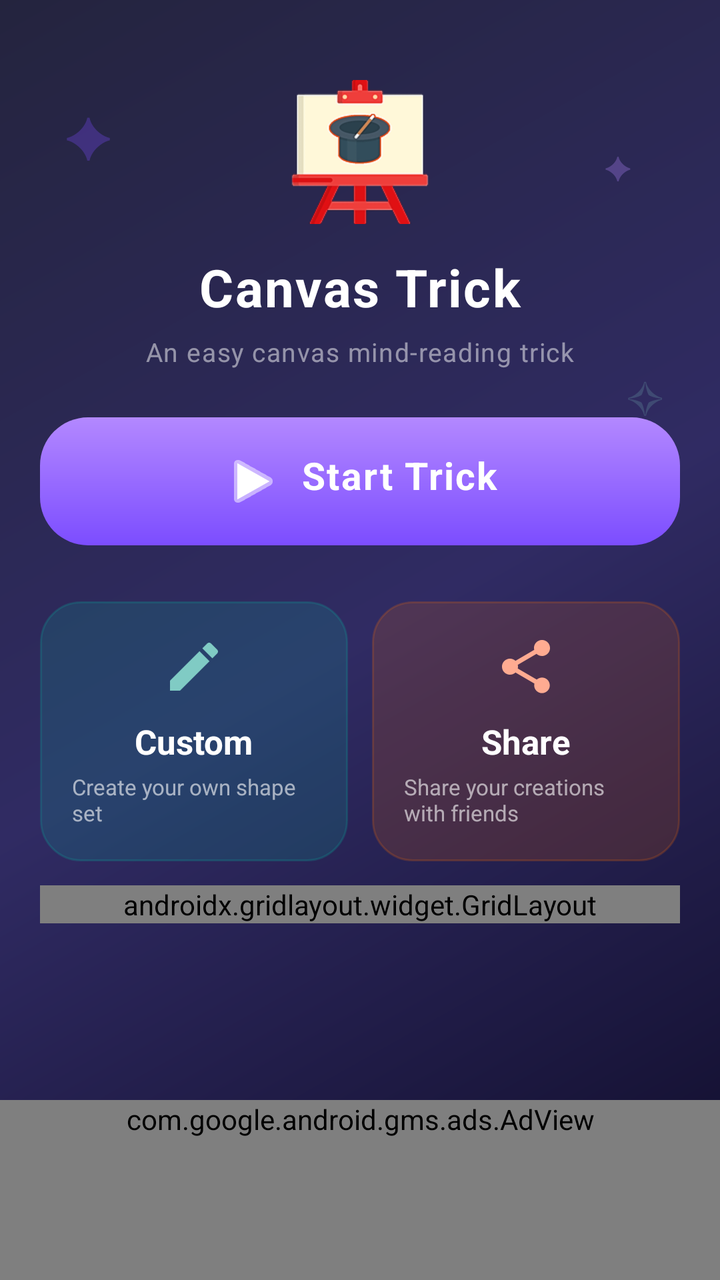
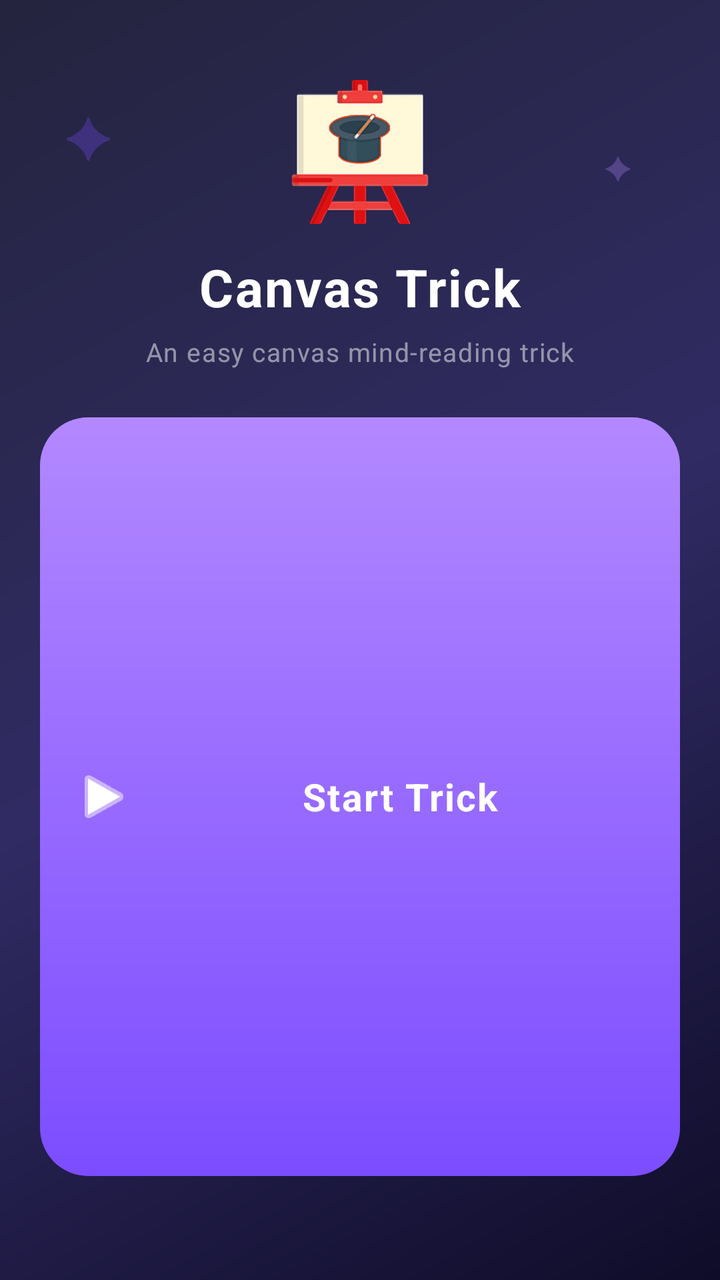

Screens rendered from an Android XML layout before and after an edit, with the pre-edit source and the edit as a unified diff.
<!-- AndroidManifest.xml: application theme AppTheme -->
<!-- res/layout/activity_menu.xml -->
<?xml version="1.0" encoding="utf-8"?>
<androidx.constraintlayout.widget.ConstraintLayout
    xmlns:android="http://schemas.android.com/apk/res/android"
    xmlns:app="http://schemas.android.com/apk/res-auto"
    android:layout_width="match_parent"
    android:layout_height="match_parent"
    android:fitsSystemWindows="true">

    
    <View
        android:id="@+id/background_gradient"
        android:layout_width="match_parent"
        android:layout_height="match_parent"
        android:background="@drawable/background_gradient"/>

    <androidx.core.widget.NestedScrollView
        android:id="@+id/scroll_view"
        android:layout_width="match_parent"
        android:layout_height="0dp"
        android:fillViewport="true"
        android:clipToPadding="false"
        app:layout_constraintTop_toTopOf="parent"
        app:layout_constraintBottom_toTopOf="@id/adView">

        <LinearLayout
            android:orientation="vertical"
            android:layout_width="match_parent"
            android:layout_height="wrap_content"
            android:gravity="center_horizontal"
            android:paddingHorizontal="20dp"
            android:paddingBottom="24dp">

            
            <FrameLayout
                android:id="@+id/hero_section"
                android:layout_width="match_parent"
                android:layout_height="wrap_content"
                android:paddingTop="40dp"
                android:paddingBottom="28dp">

                
                <TextView
                    android:id="@+id/sparkle1"
                    android:layout_width="wrap_content"
                    android:layout_height="wrap_content"
                    android:text="✦"
                    android:textColor="#4D7C4DFF"
                    android:textSize="28sp"
                    android:layout_gravity="start|top"
                    android:layout_marginStart="12dp"
                    android:layout_marginTop="8dp" />

                <TextView
                    android:id="@+id/sparkle2"
                    android:layout_width="wrap_content"
                    android:layout_height="wrap_content"
                    android:text="✦"
                    android:textColor="#4DB388FF"
                    android:textSize="16sp"
                    android:layout_gravity="end|top"
                    android:layout_marginEnd="24dp"
                    android:layout_marginTop="32dp" />

                <TextView
                    android:id="@+id/sparkle3"
                    android:layout_width="wrap_content"
                    android:layout_height="wrap_content"
                    android:text="✧"
                    android:textColor="#3380CBC4"
                    android:textSize="22sp"
                    android:layout_gravity="end|bottom"
                    android:layout_marginEnd="8dp"
                    android:layout_marginBottom="60dp" />

                <LinearLayout
                    android:orientation="vertical"
                    android:gravity="center_horizontal"
                    android:layout_width="match_parent"
                    android:layout_height="wrap_content"
                    android:layout_gravity="center">

                    
                    <ImageView
                        android:layout_width="72dp"
                        android:layout_height="72dp"
                        android:src="@mipmap/ic_launcher"
                        android:contentDescription="@string/app_name" />

                    
                    <TextView
                        android:layout_width="wrap_content"
                        android:layout_height="wrap_content"
                        android:layout_marginTop="14dp"
                        android:text="@string/app_name"
                        android:textColor="@android:color/white"
                        android:textSize="26sp"
                        android:textStyle="bold"
                        android:letterSpacing="0.03" />

                    <TextView
                        android:id="@+id/tv_subtitle"
                        android:layout_width="wrap_content"
                        android:layout_height="wrap_content"
                        android:layout_marginTop="6dp"
                        android:text="@string/menu_subtitle"
                        android:textColor="#80FFFFFF"
                        android:textSize="13sp"
                        android:letterSpacing="0.04" />

                    
                    <FrameLayout
                        android:id="@+id/btn_start"
                        android:layout_width="match_parent"
                        android:layout_height="64dp"
                        android:layout_marginTop="24dp"
                        android:clickable="true"
                        android:focusable="true"
                        android:foreground="?attr/selectableItemBackground">

                        <View
                            android:layout_width="match_parent"
                            android:layout_height="match_parent"
                            android:background="@drawable/btn_hero_bg" />

                        <TextView
                            android:id="@+id/tv_start_label"
                            android:layout_width="wrap_content"
                            android:layout_height="wrap_content"
                            android:layout_gravity="center"
                            android:text="@string/start_trick"
                            android:textColor="@android:color/white"
                            android:textSize="19sp"
                            android:textStyle="bold"
                            android:letterSpacing="0.04"
                            android:drawableStart="@android:drawable/ic_media_play"
                            android:drawablePadding="8dp"
                            android:drawableTint="@android:color/white" />
                    </FrameLayout>

                </LinearLayout>
            </FrameLayout>

            
            <LinearLayout
                android:id="@+id/primary_actions"
                android:orientation="horizontal"
                android:layout_width="match_parent"
                android:layout_height="wrap_content"
                android:baselineAligned="false">

                
                <FrameLayout
                    android:id="@+id/btn_channel"
                    android:layout_width="0dp"
                    android:layout_height="130dp"
                    android:layout_weight="1"
                    android:layout_marginEnd="6dp"
                    android:clickable="true"
                    android:focusable="true"
                    android:foreground="?attr/selectableItemBackground">

                    <View
                        android:layout_width="match_parent"
                        android:layout_height="match_parent"
                        android:background="@drawable/glass_card_accent1" />

                    <LinearLayout
                        android:orientation="vertical"
                        android:gravity="center"
                        android:layout_width="match_parent"
                        android:layout_height="match_parent"
                        android:padding="16dp">

                        <ImageView
                            android:layout_width="32dp"
                            android:layout_height="32dp"
                            android:layout_marginBottom="10dp"
                            android:src="@drawable/ic_edit"
                            app:tint="#80CBC4" />

                        <TextView
                            android:layout_width="wrap_content"
                            android:layout_height="wrap_content"
                            android:text="@string/edit"
                            android:textColor="@android:color/white"
                            android:textSize="17sp"
                            android:textStyle="bold" />

                        <TextView
                            android:layout_width="wrap_content"
                            android:layout_height="wrap_content"
                            android:layout_marginTop="4dp"
                            android:text="@string/menu_desc_edit"
                            android:textColor="#99FFFFFF"
                            android:textSize="11sp" />
                    </LinearLayout>
                </FrameLayout>

                
                <FrameLayout
                    android:id="@+id/btn_share"
                    android:layout_width="0dp"
                    android:layout_height="130dp"
                    android:layout_weight="1"
                    android:layout_marginStart="6dp"
                    android:clickable="true"
                    android:focusable="true"
                    android:foreground="?attr/selectableItemBackground">

                    <View
                        android:layout_width="match_parent"
                        android:layout_height="match_parent"
                        android:background="@drawable/glass_card_accent2" />

                    <LinearLayout
                        android:orientation="vertical"
                        android:gravity="center"
                        android:layout_width="match_parent"
                        android:layout_height="match_parent"
                        android:padding="16dp">

                        <ImageView
                            android:layout_width="32dp"
                            android:layout_height="32dp"
                            android:layout_marginBottom="10dp"
                            android:src="@drawable/ic_share"
                            app:tint="#FFAB91" />

                        <TextView
                            android:layout_width="wrap_content"
                            android:layout_height="wrap_content"
                            android:text="@string/share"
                            android:textColor="@android:color/white"
                            android:textSize="17sp"
                            android:textStyle="bold" />

                        <TextView
                            android:layout_width="wrap_content"
                            android:layout_height="wrap_content"
                            android:layout_marginTop="4dp"
                            android:text="@string/menu_desc_share"
                            android:textColor="#99FFFFFF"
                            android:textSize="11sp" />
                    </LinearLayout>
                </FrameLayout>
            </LinearLayout>

            
            <androidx.recyclerview.widget.RecyclerView
                android:id="@+id/rv_dynamic_menu"
                android:layout_width="match_parent"
                android:layout_height="wrap_content"
                android:layout_marginTop="12dp"
                android:visibility="gone"
                android:nestedScrollingEnabled="false"
                android:layoutAnimation="@anim/layout_animation_fade_in_up" />

            
            <androidx.gridlayout.widget.GridLayout
                android:id="@+id/grid_actions"
                android:layout_width="match_parent"
                android:layout_height="wrap_content"
                android:layout_marginTop="12dp"
                app:columnCount="2"
                app:rowCount="2"
                app:useDefaultMargins="true">

                <com.google.android.material.button.MaterialButton
                    android:id="@+id/btn_help"
                    style="@style/Widget.MaterialComponents.Button.TextButton"
                    android:layout_width="0dp"
                    android:layout_height="52dp"
                    android:text="@string/start_tutorial"
                    android:textColor="#B0AECF"
                    android:textSize="13sp"
                    android:background="@drawable/glass_card_bg"
                    app:backgroundTint="@null"
                    app:layout_columnWeight="1"
                    app:layout_rowWeight="1" />

                <com.google.android.material.button.MaterialButton
                    android:id="@+id/btn_restart_tutorial"
                    style="@style/Widget.MaterialComponents.Button.TextButton"
                    android:layout_width="0dp"
                    android:layout_height="52dp"
                    android:text="@string/restart_tutorial"
                    android:textColor="#B0AECF"
                    android:textSize="13sp"
                    android:background="@drawable/glass_card_bg"
                    app:backgroundTint="@null"
                    app:layout_columnWeight="1"
                    app:layout_rowWeight="1" />

                <com.google.android.material.button.MaterialButton
                    android:id="@+id/img_rate"
                    style="@style/Widget.MaterialComponents.Button.TextButton"
                    android:layout_width="0dp"
                    android:layout_height="52dp"
                    android:text="@string/rate_short"
                    android:textColor="#B0AECF"
                    android:textSize="13sp"
                    android:background="@drawable/glass_card_bg"
                    app:backgroundTint="@null"
                    app:layout_columnWeight="1"
                    app:layout_rowWeight="1" />

                <com.google.android.material.button.MaterialButton
                    android:id="@+id/btn_more"
                    style="@style/Widget.MaterialComponents.Button.TextButton"
                    android:layout_width="0dp"
                    android:layout_height="52dp"
                    android:text="@string/more"
                    android:textColor="#B0AECF"
                    android:textSize="13sp"
                    android:background="@drawable/glass_card_bg"
                    app:backgroundTint="@null"
                    app:layout_columnWeight="1"
                    app:layout_rowWeight="1" />
            </androidx.gridlayout.widget.GridLayout>

            
            <com.google.android.material.card.MaterialCardView
                android:id="@+id/card_actions"
                android:layout_width="0dp"
                android:layout_height="0dp"
                android:visibility="gone" />
            <ImageView
                android:id="@+id/img_share"
                android:layout_width="0dp"
                android:layout_height="0dp"
                android:visibility="gone" />

        </LinearLayout>
    </androidx.core.widget.NestedScrollView>

    
    <com.google.android.gms.ads.AdView
        android:id="@+id/adView"
        android:layout_width="match_parent"
        android:layout_height="wrap_content"
        android:minHeight="90dp"
        app:adSize="SMART_BANNER"
        app:adUnitId="ca-app-pub-9937617798998725/6628693119"
        app:layout_constraintBottom_toBottomOf="parent" />

    
    <TextView
        android:id="@+id/tv_title"
        android:layout_width="0dp"
        android:layout_height="0dp"
        android:visibility="gone"
        app:layout_constraintTop_toTopOf="parent"
        app:layout_constraintStart_toStartOf="parent" />

    <com.h2play.canvas_magic.features.common.ErrorView
        android:id="@+id/view_error"
        android:layout_width="wrap_content"
        android:layout_height="match_parent"
        android:visibility="gone"
        app:layout_constraintBottom_toBottomOf="parent"
        app:layout_constraintEnd_toEndOf="parent"
        app:layout_constraintStart_toStartOf="parent"
        app:layout_constraintTop_toTopOf="parent" />

    <ProgressBar
        android:id="@+id/progress"
        android:layout_width="wrap_content"
        android:layout_height="wrap_content"
        android:indeterminate="true"
        android:visibility="gone"
        app:layout_constraintBottom_toBottomOf="parent"
        app:layout_constraintEnd_toEndOf="parent"
        app:layout_constraintStart_toStartOf="parent"
        app:layout_constraintTop_toTopOf="parent" />

</androidx.constraintlayout.widget.ConstraintLayout>
<!-- resources referenced by this layout -->
<resources>
  <!-- drawable background_gradient (drawable) -->
  <?xml version="1.0" encoding="utf-8"?>
  <shape xmlns:android="http://schemas.android.com/apk/res/android">
      <gradient
          android:type="linear"
          android:angle="135"
          android:startColor="#0F0C29"
          android:centerColor="#302B63"
          android:endColor="#24243E" />
  </shape>
  <!-- drawable btn_hero_bg (drawable) -->
  <?xml version="1.0" encoding="utf-8"?>
  <shape xmlns:android="http://schemas.android.com/apk/res/android"
      android:shape="rectangle">
      <gradient
          android:type="linear"
          android:angle="90"
          android:startColor="#7C4DFF"
          android:endColor="#B388FF" />
      <corners android:radius="24dp" />
  </shape>
  <!-- drawable glass_card_accent1 (drawable) -->
  <?xml version="1.0" encoding="utf-8"?>
  <shape xmlns:android="http://schemas.android.com/apk/res/android"
      android:shape="rectangle">
      <solid android:color="#2600BFA5" />
      <corners android:radius="20dp" />
      <stroke
          android:width="1dp"
          android:color="#3300BFA5" />
  </shape>
  <!-- drawable glass_card_accent2 (drawable) -->
  <?xml version="1.0" encoding="utf-8"?>
  <shape xmlns:android="http://schemas.android.com/apk/res/android"
      android:shape="rectangle">
      <solid android:color="#26FF6D00" />
      <corners android:radius="20dp" />
      <stroke
          android:width="1dp"
          android:color="#33FF6D00" />
  </shape>
  <!-- drawable glass_card_bg (drawable) -->
  <?xml version="1.0" encoding="utf-8"?>
  <shape xmlns:android="http://schemas.android.com/apk/res/android"
      android:shape="rectangle">
      <solid android:color="#1AFFFFFF" />
      <corners android:radius="20dp" />
      <stroke
          android:width="1dp"
          android:color="#26FFFFFF" />
  </shape>
  <!-- drawable ic_share (drawable) -->
  <vector xmlns:android="http://schemas.android.com/apk/res/android"
      android:width="24dp"
      android:height="24dp"
      android:viewportWidth="24.0"
      android:viewportHeight="24.0">
      <path
          android:fillColor="#FFFFFF"
          android:pathData="M18,16.08c-0.76,0 -1.44,0.3 -1.96,0.77L8.91,12.7c0.05,-0.23 0.09,-0.46 0.09,-0.7s-0.04,-0.47 -0.09,-0.7l7.05,-4.11c0.54,0.5 1.25,0.81 2.04,0.81 1.66,0 3,-1.34 3,-3s-1.34,-3 -3,-3 -3,1.34 -3,3c0,0.24 0.04,0.47 0.09,0.7L8.04,9.81C7.5,9.31 6.79,9 6,9c-1.66,0 -3,1.34 -3,3s1.34,3 3,3c0.79,0 1.5,-0.31 2.04,-0.81l7.12,4.16c-0.05,0.21 -0.08,0.43 -0.08,0.65 0,1.61 1.31,2.92 2.92,2.92 1.61,0 2.92,-1.31 2.92,-2.92s-1.31,-2.92 -2.92,-2.92z"/>
  </vector>
  <string name="app_name">Canvas Trick</string>
  <string name="edit">Custom</string>
  <string name="menu_desc_edit">Create your own shape set</string>
  <string name="menu_desc_share">Share your creations with friends</string>
  <string name="menu_subtitle">An easy canvas mind-reading trick</string>
  <string name="more">More Apps</string>
  <string name="rate_short">Rate Us</string>
  <string name="restart_tutorial">Restart Tutorial</string>
  <string name="share">Share</string>
  <string name="start_trick">Start Trick</string>
  <string name="start_tutorial">Tutorial</string>
  <style name="AppTheme" parent="Theme.MaterialComponents.Light.DarkActionBar">
          
          <item name="colorPrimary">@color/primary</item>
          <item name="colorPrimaryDark">@color/primary_dark</item>
          <item name="materialCardViewStyle">@style/AppCard</item>
      </style>
  <color name="primary">#673ab7</color>
  <color name="primary_dark">#320b86</color>
  <style name="AppCard" parent="Widget.MaterialComponents.CardView">
          <item name="cardElevation">8dp</item>
      </style>
  <!-- unchanged entries left out for length: 2 -->
</resources>

<!-- the commit's change to res/layout/activity_menu.xml (unified diff, before → after) -->
@@ -73,6 +73,7 @@
                     android:layout_marginBottom="60dp" />
 
                 <LinearLayout
+                    android:id="@+id/hero_stack"
                     android:orientation="vertical"
                     android:gravity="center_horizontal"
                     android:layout_width="match_parent"
@@ -80,38 +81,64 @@
                     android:layout_gravity="center">
 
                     
-                    <ImageView
-                        android:layout_width="72dp"
-                        android:layout_height="72dp"
-                        android:src="@mipmap/ic_launcher"
-                        android:contentDescription="@string/app_name" />
-
-                    
+                    <LinearLayout
+                        android:id="@+id/hero_intro_content"
+                        android:orientation="vertical"
+                        android:gravity="center_horizontal"
+                        android:layout_width="match_parent"
+                        android:layout_height="wrap_content"
+                        android:animateLayoutChanges="true">
+
+                        <ImageView
+                            android:layout_width="72dp"
+                            android:layout_height="72dp"
+                            android:src="@mipmap/ic_launcher"
+                            android:contentDescription="@string/app_name" />
+
+                        <TextView
+                            android:layout_width="wrap_content"
+                            android:layout_height="wrap_content"
+                            android:layout_marginTop="14dp"
+                            android:text="@string/app_name"
+                            android:textColor="@android:color/white"
+                            android:textSize="26sp"
+                            android:textStyle="bold"
+                            android:letterSpacing="0.03" />
+
+                        <TextView
+                            android:id="@+id/tv_subtitle"
+                            android:layout_width="wrap_content"
+                            android:layout_height="wrap_content"
+                            android:layout_marginTop="6dp"
+                            android:text="@string/menu_subtitle"
+                            android:textColor="#80FFFFFF"
+                            android:textSize="13sp"
+                            android:letterSpacing="0.04" />
+                    </LinearLayout>
+
                     <TextView
-                        android:layout_width="wrap_content"
-                        android:layout_height="wrap_content"
-                        android:layout_marginTop="14dp"
-                        android:text="@string/app_name"
-                        android:textColor="@android:color/white"
-                        android:textSize="26sp"
+                        android:id="@+id/tv_returning_kicker"
+                        android:layout_width="match_parent"
+                        android:layout_height="wrap_content"
+                        android:layout_marginBottom="10dp"
+                        android:gravity="start"
+                        android:text="@string/returning_user_kicker"
+                        android:textColor="#B8FFFFFF"
+                        android:textSize="14sp"
                         android:textStyle="bold"
-                        android:letterSpacing="0.03" />
-
-                    <TextView
-                        android:id="@+id/tv_subtitle"
-                        android:layout_width="wrap_content"
-                        android:layout_height="wrap_content"
-                        android:layout_marginTop="6dp"
-                        android:text="@string/menu_subtitle"
-                        android:textColor="#80FFFFFF"
-                        android:textSize="13sp"
-                        android:letterSpacing="0.04" />
+                        android:visibility="gone" />
+
+                    <TextView android:id="@+id/tv_active_pack"
+                        android:layout_width="match_parent" android:layout_height="wrap_content"
+                        android:textSize="14sp" android:textColor="#CCFFFFFF"
+                        android:layout_marginBottom="8dp" android:visibility="gone" />
 
                     
                     <FrameLayout
                         android:id="@+id/btn_start"
                         android:layout_width="match_parent"
-                        android:layout_height="64dp"
+                        android:layout_height="wrap_content"
+                        android:minHeight="64dp"
                         android:layout_marginTop="24dp"
                         android:clickable="true"
                         android:focusable="true"
@@ -124,9 +151,14 @@
 
                         <TextView
                             android:id="@+id/tv_start_label"
-                            android:layout_width="wrap_content"
+                            android:layout_width="match_parent"
                             android:layout_height="wrap_content"
                             android:layout_gravity="center"
+                            android:gravity="center"
+                            android:paddingHorizontal="16dp"
+                            android:paddingVertical="16dp"
+                            android:maxLines="2"
+                            android:ellipsize="end"
                             android:text="@string/start_trick"
                             android:textColor="@android:color/white"
                             android:textSize="19sp"
@@ -137,8 +169,26 @@
                             android:drawableTint="@android:color/white" />
                     </FrameLayout>
 
+                    <TextView
+                        android:id="@+id/btn_choose_pack"
+                        android:layout_width="wrap_content"
+                        android:layout_height="wrap_content"
+                        android:minHeight="48dp"
+                        android:layout_marginTop="4dp"
+                        android:background="?attr/selectableItemBackgroundBorderless"
+                        android:clickable="true"
+                        android:focusable="true"
+                        android:gravity="center"
+                        android:minWidth="120dp"
+                        android:paddingHorizontal="16dp"
+                        android:text="@string/choose_another_pack"
+                        android:textColor="#B8FFFFFF"
+                        android:textSize="13sp"
+                        android:visibility="gone" />
+
                 </LinearLayout>
             </FrameLayout>
+
 
             
             <LinearLayout
@@ -152,7 +202,8 @@
                 <FrameLayout
                     android:id="@+id/btn_channel"
                     android:layout_width="0dp"
-                    android:layout_height="130dp"
+                    android:layout_height="match_parent"
+                    android:minHeight="128dp"
                     android:layout_weight="1"
                     android:layout_marginEnd="6dp"
                     android:clickable="true"
@@ -168,7 +219,8 @@
                         android:orientation="vertical"
                         android:gravity="center"
                         android:layout_width="match_parent"
-                        android:layout_height="match_parent"
+                        android:layout_height="wrap_content"
+                        android:minHeight="128dp"
                         android:padding="16dp">
 
                         <ImageView
@@ -200,7 +252,8 @@
                 <FrameLayout
                     android:id="@+id/btn_share"
                     android:layout_width="0dp"
-                    android:layout_height="130dp"
+                    android:layout_height="match_parent"
+                    android:minHeight="128dp"
                     android:layout_weight="1"
                     android:layout_marginStart="6dp"
                     android:clickable="true"
@@ -216,20 +269,21 @@
                         android:orientation="vertical"
                         android:gravity="center"
                         android:layout_width="match_parent"
-                        android:layout_height="match_parent"
+                        android:layout_height="wrap_content"
+                        android:minHeight="128dp"
                         android:padding="16dp">
 
                         <ImageView
                             android:layout_width="32dp"
                             android:layout_height="32dp"
                             android:layout_marginBottom="10dp"
-                            android:src="@drawable/ic_share"
+                            android:src="@drawable/ic_palette_modern"
                             app:tint="#FFAB91" />
 
                         <TextView
                             android:layout_width="wrap_content"
                             android:layout_height="wrap_content"
-                            android:text="@string/share"
+                            android:text="@string/discover_shapes"
                             android:textColor="@android:color/white"
                             android:textSize="17sp"
                             android:textStyle="bold" />
@@ -317,6 +371,16 @@
                     app:layout_columnWeight="1"
                     app:layout_rowWeight="1" />
             </androidx.gridlayout.widget.GridLayout>
+
+            <com.google.android.material.button.MaterialButton
+                android:id="@+id/ad_privacy_options"
+                style="@style/Widget.MaterialComponents.Button.TextButton"
+                android:layout_width="wrap_content"
+                android:layout_height="wrap_content"
+                android:minHeight="48dp"
+                android:text="@string/ad_privacy_options"
+                android:textAllCaps="false"
+                android:visibility="gone" />
 
             
             <com.google.android.material.card.MaterialCardView
@@ -334,13 +398,12 @@
     </androidx.core.widget.NestedScrollView>
 
     
-    <com.google.android.gms.ads.AdView
+    <FrameLayout
         android:id="@+id/adView"
-        android:layout_width="match_parent"
+        android:layout_width="0dp"
         android:layout_height="wrap_content"
-        android:minHeight="90dp"
-        app:adSize="SMART_BANNER"
-        app:adUnitId="ca-app-pub-9937617798998725/6628693119"
+        app:layout_constraintStart_toStartOf="parent"
+        app:layout_constraintEnd_toEndOf="parent"
         app:layout_constraintBottom_toBottomOf="parent" />
 
     
<!-- resource entries referenced after the edit -->
@@ -51,25 +51,29 @@
           android:width="1dp"
           android:color="#26FFFFFF" />
   </shape>
-  <!-- drawable ic_share (drawable) -->
+  <!-- drawable ic_palette_modern (drawable) -->
+  <?xml version="1.0" encoding="utf-8"?>
   <vector xmlns:android="http://schemas.android.com/apk/res/android"
       android:width="24dp"
       android:height="24dp"
-      android:viewportWidth="24.0"
-      android:viewportHeight="24.0">
+      android:viewportWidth="24"
+      android:viewportHeight="24">
       <path
-          android:fillColor="#FFFFFF"
-          android:pathData="M18,16.08c-0.76,0 -1.44,0.3 -1.96,0.77L8.91,12.7c0.05,-0.23 0.09,-0.46 0.09,-0.7s-0.04,-0.47 -0.09,-0.7l7.05,-4.11c0.54,0.5 1.25,0.81 2.04,0.81 1.66,0 3,-1.34 3,-3s-1.34,-3 -3,-3 -3,1.34 -3,3c0,0.24 0.04,0.47 0.09,0.7L8.04,9.81C7.5,9.31 6.79,9 6,9c-1.66,0 -3,1.34 -3,3s1.34,3 3,3c0.79,0 1.5,-0.31 2.04,-0.81l7.12,4.16c-0.05,0.21 -0.08,0.43 -0.08,0.65 0,1.61 1.31,2.92 2.92,2.92 1.61,0 2.92,-1.31 2.92,-2.92s-1.31,-2.92 -2.92,-2.92z"/>
+          android:fillColor="#FFFFFFFF"
+          android:pathData="M12,3C7.03,3 3,6.58 3,11c0,3.31 2.69,6 6,6h1.65c0.82,0 1.35,-0.85 1,-1.6 -0.15,-0.35 -0.23,-0.73 -0.23,-1.12 0,-1.66 1.34,-3 3,-3h1.76C18.84,11.28 21,9.12 21,6.46 21,4.55 16.97,3 12,3zM6.5,12C5.67,12 5,11.33 5,10.5S5.67,9 6.5,9 8,9.67 8,10.5 7.33,12 6.5,12zM9,7.5C8.17,7.5 7.5,6.83 7.5,6S8.17,4.5 9,4.5s1.5,0.67 1.5,1.5S9.83,7.5 9,7.5zM13,7C12.17,7 11.5,6.33 11.5,5.5S12.17,4 13,4s1.5,0.67 1.5,1.5S13.83,7 13,7zM16.5,8.5C15.67,8.5 15,7.83 15,7s0.67,-1.5 1.5,-1.5S18,6.17 18,7s-0.67,1.5 -1.5,1.5z" />
   </vector>
+  <string name="ad_privacy_options">Ad privacy choices</string>
   <string name="app_name">Canvas Trick</string>
+  <string name="choose_another_pack">Choose another set</string>
+  <string name="discover_shapes">Community</string>
   <string name="edit">Custom</string>
   <string name="menu_desc_edit">Create your own shape set</string>
-  <string name="menu_desc_share">Share your creations with friends</string>
+  <string name="menu_desc_share">Browse shared drawing sets</string>
   <string name="menu_subtitle">An easy canvas mind-reading trick</string>
   <string name="more">More Apps</string>
   <string name="rate_short">Rate Us</string>
   <string name="restart_tutorial">Restart Tutorial</string>
-  <string name="share">Share</string>
+  <string name="returning_user_kicker">Ready for another reveal?</string>
   <string name="start_trick">Start Trick</string>
   <string name="start_tutorial">Tutorial</string>
   <style name="AppTheme" parent="Theme.MaterialComponents.Light.DarkActionBar">
